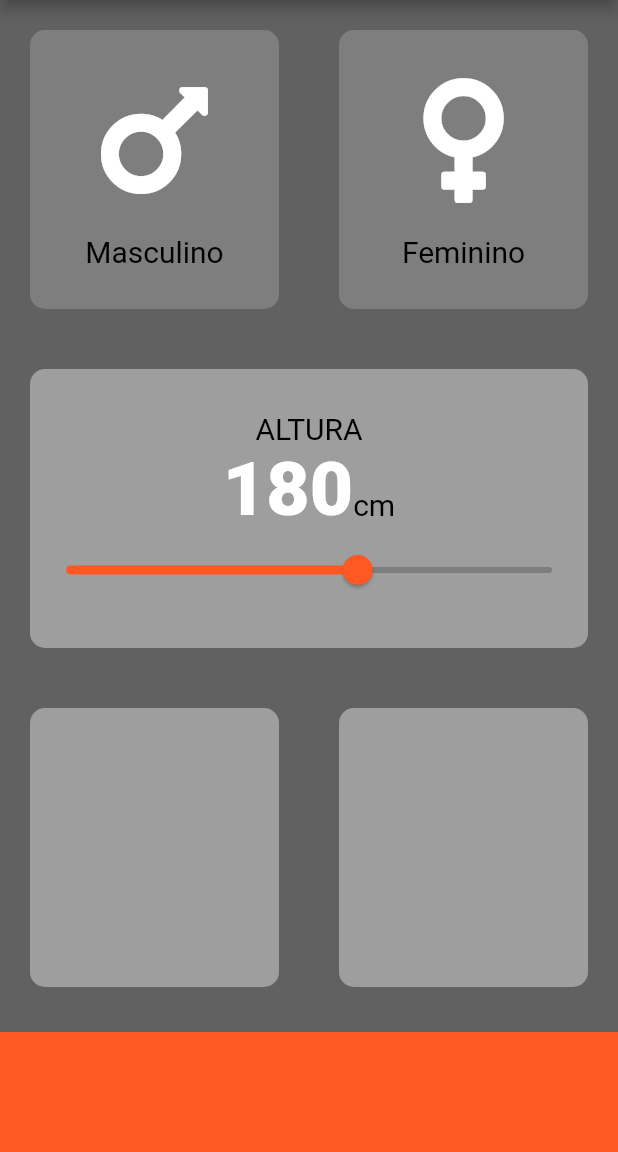
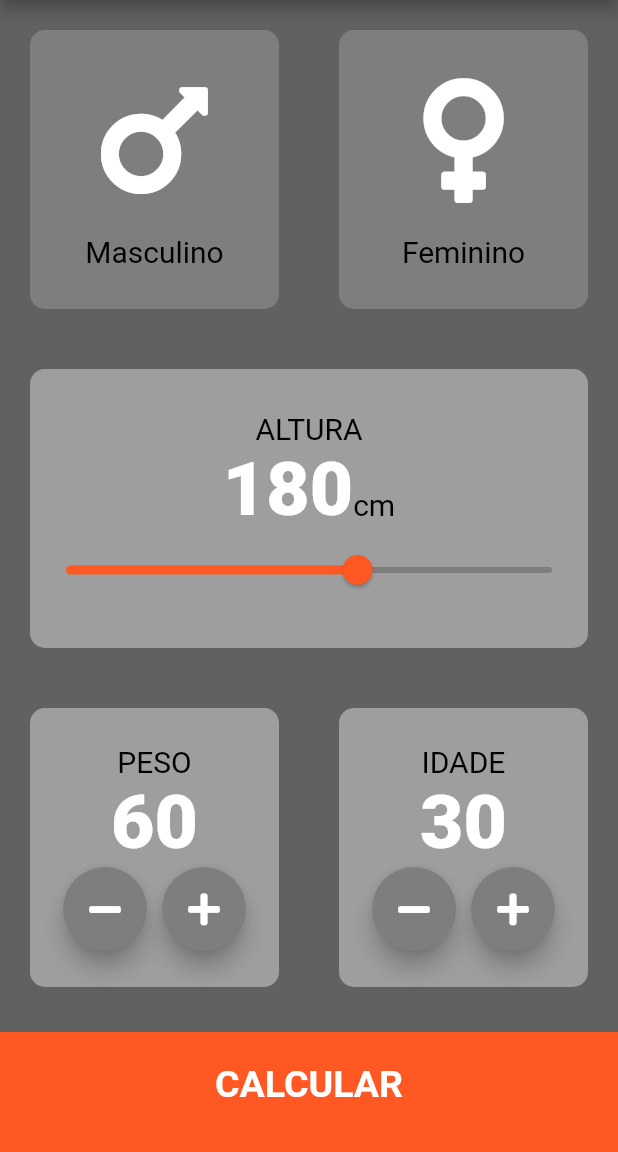
Before and after one commit to whalyson18/flutter-imc, a Flutter app: the screen it shows after launch, on a phone screen of 412 x 824 dp, the part 84-1236 px from its top. Run offline on Flutter 3.47's test engine with Material 2 defaults, Android fonts, the phone set to English and light mode, and no system bars; our stand-ins replace font_awesome_flutter.

Commit message:
quase finalizando

```diff
--- /dev/null
+++ b/lib/components/button/action_button.dart
@@ -0,0 +1,24 @@
+import 'package:flutter/material.dart';
+import 'package:imc/shared/theme/app_colors.dart';
+
+class ActionButton extends StatelessWidget {
+  ActionButton({required this.icon,required this.onPress});
+
+  final IconData icon;
+  final Function() onPress;
+
+  @override
+  Widget build(BuildContext context) {
+    return RawMaterialButton(
+      child: Icon(icon),
+      onPressed: onPress,
+      elevation: 6,
+      constraints: BoxConstraints.tightFor(
+        width: 56,
+        height: 56,
+      ),
+      shape: CircleBorder(),
+      fillColor: AppColors.inactiveCard,
+    );
+  }
+}
--- /dev/null
+++ b/lib/components/button/fotter_button.dart
@@ -0,0 +1,31 @@
+import 'package:flutter/material.dart';
+import 'package:imc/result.dart';
+import 'package:imc/shared/constantes/app_const.dart';
+import 'package:imc/shared/theme/app_colors.dart';
+
+class FotterButton extends StatelessWidget {
+  FotterButton({required this.title, required this.onPress});
+
+  final String title;
+  final Function() onPress;
+
+  @override
+  Widget build(BuildContext context) {
+    return GestureDetector(
+      onTap: onPress,
+      child: Container(
+        child: Center(
+          child: Text(
+            title,
+            style: AppConst.buttonStyleButtonFotter,
+          ),
+        ),
+        padding: EdgeInsets.only(bottom: 10),
+        color: AppColors.containerFotter,
+        margin: EdgeInsets.only(top: 10),
+        width: double.infinity,
+        height: AppConst.heigthtContainerFotter,
+      ),
+    );
+  }
+}
--- a/lib/home.dart
+++ b/lib/home.dart
@@ -1,9 +1,12 @@
 // ignore_for_file: prefer_const_constructors, prefer_const_constructors_in_immutables
 import 'package:flutter/material.dart';
 import 'package:font_awesome_flutter/font_awesome_flutter.dart';
+import 'package:imc/components/button/action_button.dart';
+import 'package:imc/components/button/fotter_button.dart';
 import 'package:imc/components/painel/conteudo.dart';
 import 'package:imc/components/painel/painel.dart';
-import 'package:imc/sexo.dart';
+import 'package:imc/result.dart';
+import 'package:imc/shared/utils/sexo.dart';
 import 'package:imc/shared/constantes/app_const.dart';
 import 'package:imc/shared/theme/app_colors.dart';
 
@@ -17,6 +20,8 @@ class Tela extends StatefulWidget {
 class _TelaState extends State<Tela> {
   Sexo? sexo;
   int initialValueSlider = 180;
+  int initialPeso = 60;
+  int initialIdade = 30;
 
   @override
   Widget build(BuildContext context) {
@@ -80,7 +85,7 @@ class _TelaState extends State<Tela> {
                       children: [
                         Text(
                           initialValueSlider.toString(),
-                          style: AppConst.numeroTextStyle,
+                          style: AppConst.numberStyleConteudoPainel,
                         ),
                         Text(
                           'cm',
@@ -110,20 +115,118 @@ class _TelaState extends State<Tela> {
                 Expanded(
                   child: Painel(
                     color: AppColors.activeCard,
+                    card: Column(
+                      mainAxisAlignment: MainAxisAlignment.center,
+                      children: [
+                        Text(
+                          'PESO',
+                          style: AppConst.textStyleConteudoPainel,
+                        ),
+                        Text(
+                          initialPeso.toString(),
+                          style: AppConst.numberStyleConteudoPainel,
+                        ),
+                        Row(
+                          mainAxisAlignment: MainAxisAlignment.center,
+                          children: [
+                            ActionButton(
+                              icon: FontAwesomeIcons.minus,
+                              onPress: () {
+                                setState(() {
+                                  initialPeso--;
+                                });
+                              },
+                            ),
+                            SizedBox(
+                              width: 10,
+                            ),
+                            ActionButton(
+                              icon: FontAwesomeIcons.plus,
+                              onPress: () {
+                                setState(() {
+                                  initialPeso++;
+                                });
+                              },
+                            ),
+                          ],
+                        )
+                      ],
+                    ),
                   ),
                 ),
                 Expanded(
                   child: Painel(
                     color: AppColors.activeCard,
+                    card: Column(
+                      mainAxisAlignment: MainAxisAlignment.center,
+                      children: [
+                        Text(
+                          'IDADE',
+                          style: AppConst.textStyleConteudoPainel,
+                        ),
+                        Text(
+                          initialIdade.toString(),
+                          style: AppConst.numberStyleConteudoPainel,
+                        ),
+                        Row(
+                          mainAxisAlignment: MainAxisAlignment.center,
+                          children: [
+                            ActionButton(
+                              icon: FontAwesomeIcons.minus,
+                              onPress: () {
+                                if (initialIdade <= 10) {
+                                  showDialog<String>(
+                                    context: context,
+                                    builder: (BuildContext context) =>
+                                        AlertDialog(
+                                          title: const Text('Alerta'),
+                                          content: Text('Idade não pode ser menor que 10.'),
+                                          actions: <Widget>[
+                                            TextButton(
+                                              onPressed: () =>
+                                                Navigator.pop(context),
+                                                child: const Text('Ok'),
+                                            ),
+                                          ],
+                                        ),
+                                  );
+                                }else{
+                                  setState(() {
+                                    initialIdade--;
+                                  });
+                                }
+
+                              },
+                            ),
+                            SizedBox(
+                              width: 10,
+                            ),
+                            ActionButton(
+                              icon: FontAwesomeIcons.plus,
+                              onPress: () {
+                                setState(() {
+                                  initialIdade++;
+                                });
+                              },
+                            ),
+                          ],
+                        )
+                      ],
+                    ),
                   ),
                 ),
               ]),
             ),
-            Container(
-              color: AppColors.containerFotter,
-              margin: EdgeInsets.only(top: 10),
-              width: double.infinity,
-              height: AppConst.heigthtContainerFotter,
+            FotterButton(
+              title: 'CALCULAR',
+              onPress: () {
+                Navigator.push(
+                  context,
+                  MaterialPageRoute(
+                    builder: (context) => Result(),
+                  ),
+                );
+              },
             )
           ],
         ) // This trailing comma makes auto-formatting nicer for build methods.
--- /dev/null
+++ b/lib/model/imc.dart
@@ -0,0 +1,33 @@
+import 'dart:math';
+
+import 'package:imc/shared/utils/sexo.dart';
+
+class Imc {
+  Imc(
+      {required this.altura,
+      required this.idade,
+      required this.peso,
+      required this.sexo});
+
+  final int altura;
+  final int idade;
+  final int peso;
+  final Sexo sexo;
+
+  double imc() => peso / pow(altura / 100, 2);
+
+  void adolescente() {}
+  void adulto() {
+    if (imc() < 18.5) {
+      print('baixo peso');
+    }
+    if(imc() >= 18.5 && imc() < 25){
+      print('peso adequado');
+    }
+    if(imc() >= 25 && imc() < 30){
+      print('peso adequado');
+    }
+  }
+
+  void idoso() {}
+}
--- a/lib/shared/constantes/app_const.dart
+++ b/lib/shared/constantes/app_const.dart
@@ -7,8 +7,35 @@ class AppConst {
   );
   static const heigthtContainerFotter = 80.0;
 
-  static const numeroTextStyle = TextStyle(
+  static const numberStyleConteudoPainel = TextStyle(
     fontSize: 50,
     fontWeight: FontWeight.w900,
   );
+
+  static const buttonStyleButtonFotter = TextStyle(
+    fontSize: 25,
+    fontWeight: FontWeight.bold
+  );
+
+  static const titleStyleResultPage = TextStyle(
+    fontSize: 50,
+    fontWeight: FontWeight.bold,
+  );
+
+  static const textStyleResult = TextStyle(
+    fontSize: 22,
+    fontWeight: FontWeight.bold,
+    color: Color(0xFF24D876),
+  );
+
+  static const textStyleIMC = TextStyle(
+    fontSize: 100,
+    fontWeight: FontWeight.bold,
+    color: Colors.black,
+  );
+
+  static const textStyleIMCMessage = TextStyle(
+    fontSize: 22,
+    color: Colors.black,
+  );
 }
```
Also changed, not shown: lib/result.dart (added, +67 -0 lines), lib/shared/utils/sexo.dart (renamed from lib/sexo.dart).
